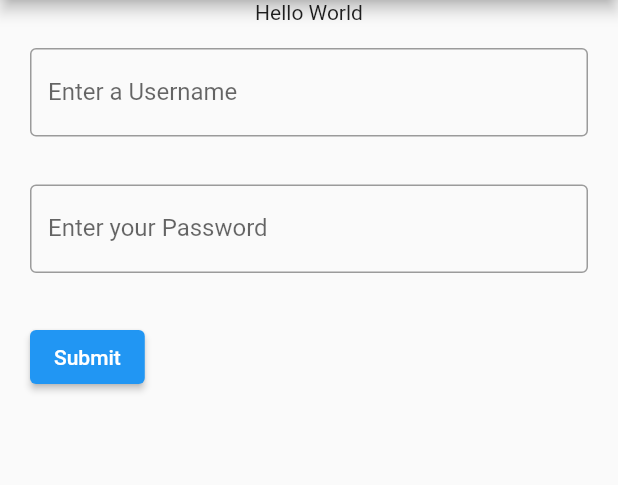
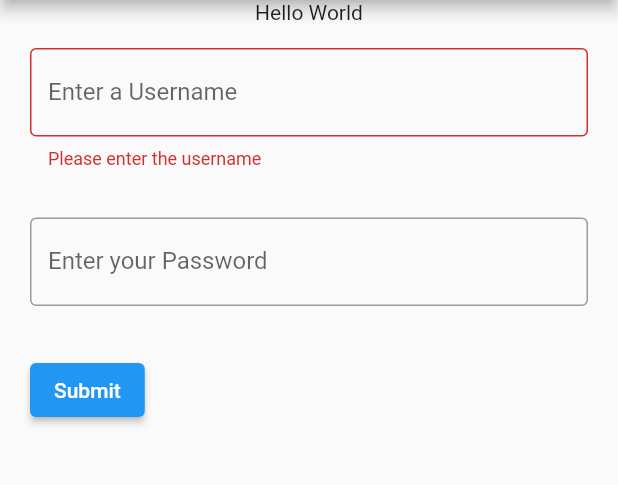
Before and after one commit to Surendhar-CS/pagadai, a Flutter app: the screen it shows after launch, after a tap on "Submit", on a phone screen of 412 x 824 dp, the part 84-569 px from its top. Run offline on Flutter 3.47's test engine with Material 2 defaults, Android fonts, the phone set to English and light mode, and no system bars.

Commit message:
added username password empty and null validations and added form widget for text fields

```diff
--- a/lib/main.dart
+++ b/lib/main.dart
@@ -28,7 +28,8 @@ class LoginPage extends StatefulWidget {
 }
 
 class _LoginPageState extends State<LoginPage> {
-  final _LoginPage = GlobalKey<FormState>();
+  final _passWord = GlobalKey<FormState>();
+  final _userName = GlobalKey<FormState>();
   @override
   Widget build(BuildContext context) {
     return Scaffold(
@@ -41,29 +42,40 @@ class _LoginPageState extends State<LoginPage> {
         ),
         body: Column(children: <Widget>[
           Text("Hello World"),
-          const Padding(
+          Padding(
             padding: EdgeInsets.symmetric(horizontal: 20, vertical: 16),
-            child: TextField(
+            child: Form(
+              key: _userName,
+              child: TextFormField(
                 decoration: InputDecoration(
                   border: OutlineInputBorder(),
                   labelText: 'Enter a Username',
+                ),
+                validator: (value) {
+                  if (value == null || value.isEmpty) {
+                    return 'Please enter the username';
+                  }
+                  return null;
+                },
               ),
             ),
           ),
           Padding(
             padding: const EdgeInsets.symmetric(horizontal: 20, vertical: 16),
+            child: Form(
+              key: _passWord,
               child: TextFormField(
-              key: _LoginPage,
                 decoration: const InputDecoration(
                   border: OutlineInputBorder(),
                   labelText: 'Enter your Password',
                 ),
                 validator: (value) {
                   if (value == null || value.isEmpty) {
-                  return 'Please enter some text';
+                    return 'Please enter the password';
                   }
-                return 'please enter';
+                  return null;
                 },
+              ),
             ),
           ),
           Row(
@@ -75,7 +87,8 @@ class _LoginPageState extends State<LoginPage> {
                   onPressed: () {
                     // Validate returns true if the form is valid, or false otherwise.
                     print('Button Pressed');
-                    if (_LoginPage.currentState!.validate()) {
+                    if (_userName.currentState!.validate() &&
+                        _passWord.currentState!.validate()) {
                       // If the form is valid, display a snackbar. In the real world,
                       // you'd often call a server or save the information in a database.
                       ScaffoldMessenger.of(context).showSnackBar(
```
Lines whose indentation alone changed are shown as unchanged.
